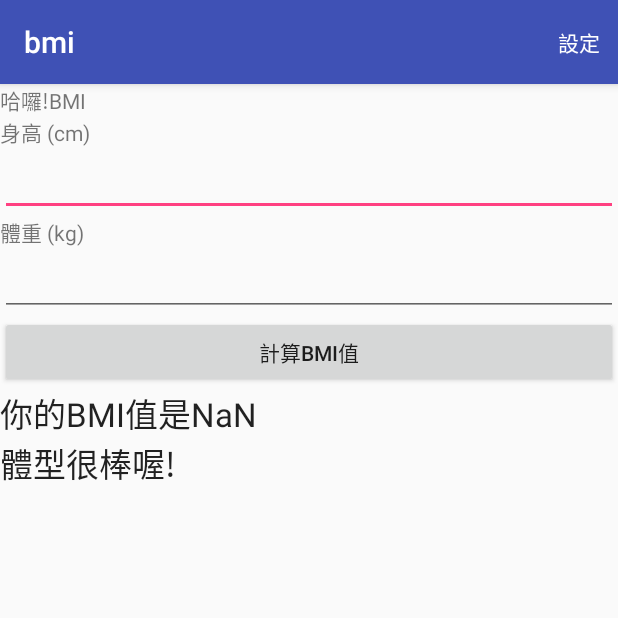
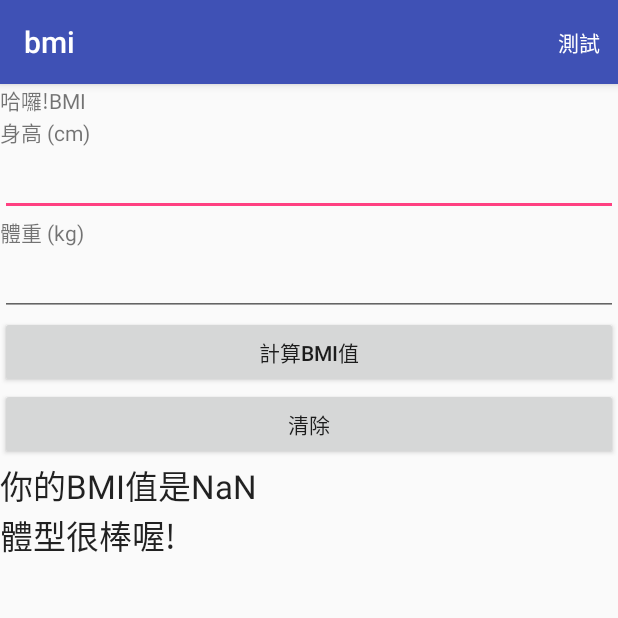
Before and after one commit to bigblack918/bmi, an Android app: the screen it shows after launch (MainActivity), after a tap on "計算BMI值", on a phone screen of 412 x 824 dp, the top half of it. Run offline under Robolectric (Android 15) with nearby library versions, the phone set to English and light mode, and no system bars; 2 statements that could not run were skipped.

Commit message:
Add database and service test

```diff
--- a/app/src/main/java/com/example/leo/bmi/MainActivity.java
+++ b/app/src/main/java/com/example/leo/bmi/MainActivity.java
@@ -1,75 +1,58 @@
 package com.example.leo.bmi;
 
+import android.content.ContentValues;
 import android.content.DialogInterface;
+import android.content.Intent;
+import android.database.sqlite.SQLiteDatabase;
 import android.support.v7.app.AlertDialog;
 import android.support.v7.app.AppCompatActivity;
 import android.os.Bundle;
 import android.view.Menu;
 import android.view.MenuItem;
 import android.view.View;
+import android.view.inputmethod.InputMethodManager;
 import android.widget.Button;
 import android.widget.EditText;
 import android.widget.TextView;
 import android.widget.Toast;
 import android.support.v7.widget.Toolbar;
 
+import com.example.leo.bmi.DAO.BmiDao;
+
 import java.text.DecimalFormat;
 
-public class MainActivity extends AppCompatActivity {
+public class MainActivity extends AppCompatActivity implements View.OnClickListener {
+    private static final String TAG = "MAIN";
+    private SQLiteDatabaseHelper helper;
+    private EditText num_height;
+    private EditText num_weight;
+    private TextView show_result;
+    private TextView show_suggest;
+    private Button calButton;
+    private Button clrButton;
 
     @Override
     protected void onCreate(Bundle savedInstanceState) {
         super.onCreate(savedInstanceState);
         setContentView(R.layout.activity_main);
         initViews();
-        setListensers();
     }
 
-    private Button button_calc;
-    private EditText num_height;
-    private EditText num_weight;
-    private TextView show_result;
-    private TextView show_suggest;
-    private Toolbar toolbar;
+    private void initViews(){
+        helper = new SQLiteDatabaseHelper(this);
+        helper.getWritableDatabase();
 
-    private void initViews(){
-        button_calc = (Button)findViewById(R.id.button);
         num_height = (EditText)findViewById(R.id.height);
         num_weight = (EditText)findViewById(R.id.weight);
         show_result = (TextView)findViewById(R.id.result);
         show_suggest = (TextView)findViewById(R.id.suggest);
+        calButton = findViewById(R.id.button);
+        calButton.setOnClickListener(this);
+        clrButton = findViewById(R.id.clear);
+        clrButton.setOnClickListener(this);
+
     }
 
-    private void setListensers(){
-        button_calc.setOnClickListener(calBmi);
-    }
-
-    private View.OnClickListener calBmi = new View.OnClickListener() {
-        @Override
-        public void onClick(View view) {
-            DecimalFormat nf = new DecimalFormat("0.00");
-            //身高
-            double height = Double.parseDouble(num_height.getText().toString())/100;
-            //體重
-            double weight = Double.parseDouble(num_weight.getText().toString());
-            //計算出BMI值
-            double BMI = weight / (height*height);
-
-            //結果
-            show_result.setText(getText(R.string.bmi_result) + nf.format(BMI));
-
-            //建議
-            if(BMI > 25) //太重了
-                show_suggest.setText(R.string.advice_heavy);
-            else if(BMI < 20) //太輕了
-                show_suggest.setText(R.string.advice_light);
-            else //剛剛好
-                show_suggest.setText(R.string.advice_average);
-
-            Toast popup = Toast.makeText(getApplicationContext(), "計算完成", Toast.LENGTH_SHORT);
-            popup.show();
-        }
-    };
 
     @Override
     public boolean onCreateOptionsMenu(Menu menu)
@@ -85,7 +68,10 @@ public class MainActivity extends AppCompatActivity {
         switch(id)
         {
             case R.id.action_settings:
-                openOptionsDialog();
+//                openOptionsDialog();
+                Intent intent = new Intent();
+                intent.setClass(this, TestActivity.class);
+                startActivity(intent);
                 break;
         }
         return super.onOptionsItemSelected(item);
@@ -105,4 +91,72 @@ public class MainActivity extends AppCompatActivity {
                         })
                 .show();
     }
+
+    @Override
+    public void onClick(View v) {
+        switch (v.getId()){
+            case R.id.button:
+                calBMI();
+                insert();
+                hideKeyboard();
+                break;
+            case R.id.clear:
+                clearInput();
+        }
+
+    }
+
+    //BMI計算
+    private void calBMI(){
+        DecimalFormat nf = new DecimalFormat("0.00");
+        //身高
+        double height = Double.parseDouble(num_height.getText().toString())/100;
+        //體重
+        double weight = Double.parseDouble(num_weight.getText().toString());
+        //計算出BMI值
+        double BMI = weight / (height*height);
+
+        //結果
+        show_result.setText(getText(R.string.bmi_result) + nf.format(BMI));
+
+        //建議
+        if(BMI > 25) //太重了
+            show_suggest.setText(R.string.advice_heavy);
+        else if(BMI < 20) //太輕了
+            show_suggest.setText(R.string.advice_light);
+        else //剛剛好
+            show_suggest.setText(R.string.advice_average);
+
+        showToast("計算完成");
+
+    }
+
+    //清除EditView, 並focus num_height
+    private void clearInput(){
+        num_height.setText("");
+        num_weight.setText("");
+        show_result.setText("");
+        show_suggest.setText("");
+        num_height.requestFocus();
+        showToast("已清除");
+    }
+
+    //隱藏鍵盤
+    private void hideKeyboard(){
+        InputMethodManager imm = (InputMethodManager) getSystemService(INPUT_METHOD_SERVICE);
+        imm.toggleSoftInput(0, InputMethodManager.HIDE_NOT_ALWAYS);
+    }
+
+    //顯示Toast
+    private void showToast(String msg){
+        Toast.makeText(getApplicationContext(), msg, Toast.LENGTH_SHORT).show();
+    }
+
+    private void insert(){
+        SQLiteDatabase db = helper.getWritableDatabase();
+        ContentValues cv = new ContentValues();
+        cv.put("height", String.valueOf(num_height.getText()));
+        cv.put("weight", String.valueOf(num_weight.getText()));
+        db.insert(BmiDao.TABLE_NAME,null,cv);
+    }
 }
--- /dev/null
+++ b/app/src/main/java/com/example/leo/bmi/SQLiteDatabaseHelper.java
@@ -0,0 +1,29 @@
+package com.example.leo.bmi;
+
+import android.content.Context;
+import android.database.sqlite.SQLiteDatabase;
+import android.database.sqlite.SQLiteOpenHelper;
+import android.support.annotation.Nullable;
+import android.util.Log;
+
+import com.example.leo.bmi.DAO.BmiDao;
+
+public class SQLiteDatabaseHelper extends SQLiteOpenHelper {
+    private static final String TAG = "SQLiteDatabaseHelper";
+    private static final String mDatabaseName = "bmi_DB.db";
+    private static final int mVersion = 1;
+
+    public SQLiteDatabaseHelper(@Nullable Context context) {
+        super(context, mDatabaseName, null, mVersion);
+    }
+
+    @Override
+    public void onCreate(SQLiteDatabase db) {
+        db.execSQL(BmiDao.CREATE_TABLE_SQL);
+    }
+
+    @Override
+    public void onUpgrade(SQLiteDatabase sqLiteDatabase, int i, int i1) {
+
+    }
+}
--- a/app/src/main/res/layout/activity_main.xml
+++ b/app/src/main/res/layout/activity_main.xml
@@ -55,6 +55,12 @@
             android:layout_height="wrap_content"
             android:text="@string/bmi_btn" />
 
+        <Button
+            android:id="@+id/clear"
+            android:layout_width="match_parent"
+            android:layout_height="wrap_content"
+            android:text="@string/clear_btn" />
+
         <TextView
             android:id="@+id/result"
             android:layout_width="match_parent"
--- a/app/src/main/res/menu/menu_main.xml
+++ b/app/src/main/res/menu/menu_main.xml
@@ -4,7 +4,7 @@
 
     <item android:id="@+id/action_settings"
         android:orderInCategory="100"
-        android:title="@string/action_settings"
+        android:title="@string/action_test"
         app:showAsAction="ifRoom" />
 
 
--- a/app/src/main/res/values/strings.xml
+++ b/app/src/main/res/values/strings.xml
@@ -8,5 +8,13 @@
     <string name="advice_light">你該多吃點</string>
     <string name="advice_average">體型很棒喔!</string>
     <string name="advice_heavy">你該節食了</string>
-    <string name="action_settings">設定</string>
+    <string name="action_test">測試</string>
+    <string name="clear_btn">清除</string>
+
+    <string name="test_service">service</string>
+    <string name="startService">StartService</string>
+    <string name="stopService">StopService</string>
+    <string name="bindService">Bind</string>
+    <string name="unbindService">Unbind</string>
+    <string name="getServiceStatus">GetStatus</string>
 </resources>
```
Also changed, not shown: app/src/main/AndroidManifest.xml (+8 -0 lines), app/src/main/java/com/example/leo/bmi/DAO/BmiDao.java (added, +21 -0 lines), app/src/main/java/com/example/leo/bmi/MyService.java (added, +61 -0 lines), app/src/main/java/com/example/leo/bmi/ServiceActivity.java (added, +93 -0 lines), app/src/main/java/com/example/leo/bmi/TestActivity.java (added, +30 -0 lines), app/src/main/res/layout/activity_service.xml (added, +56 -0 lines), app/src/main/res/layout/activity_test.xml (added, +16 -0 lines), 2 other files.
